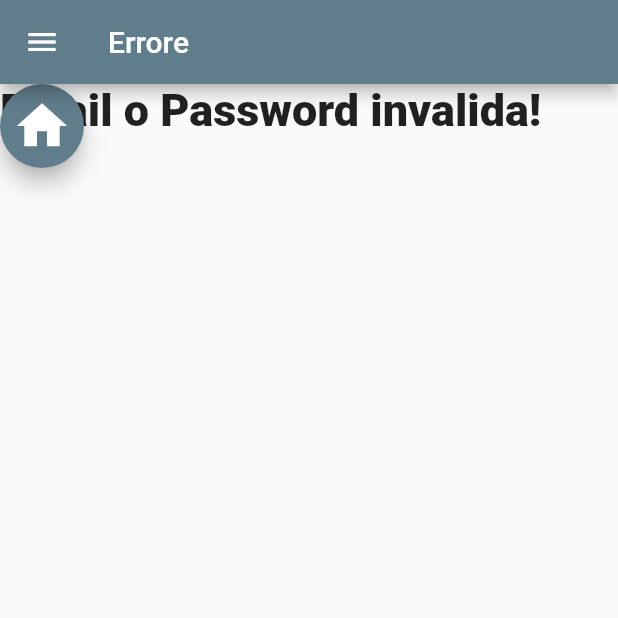
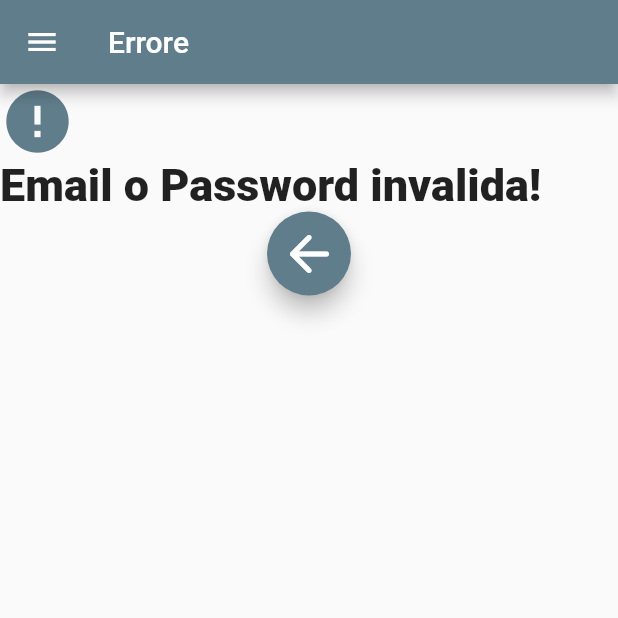
Before and after one commit to Progxy/fdmApp, a Flutter app: the ErrorPage screen opened directly, on a phone screen of 412 x 824 dp, the top half of it. Run offline on Flutter 3.47's test engine with Material 2 defaults, Android fonts, the phone set to English and light mode, and no system bars; our stand-ins replace bordered_text, carousel_slider, cloud_firestore, datetime_picker_formfield, firebase_auth, firebase_core and 5 more; missing offline and left inert: mailer2; accounts and stored records are empty.

Commit message:
fixing errorpage ui

```diff
--- a/lib/screens/login/errorpage.dart
+++ b/lib/screens/login/errorpage.dart
@@ -13,7 +13,9 @@ class ErrorPage extends StatelessWidget {
         title: Text("Errore"),
       ),
       drawer: MainDrawer(),
-      body: Stack(
+      body: Column(
+        mainAxisAlignment: MainAxisAlignment.start,
+        crossAxisAlignment: CrossAxisAlignment.start,
         children: [
           Icon(
             Icons.error,
@@ -28,17 +30,19 @@ class ErrorPage extends StatelessWidget {
             ),
             textAlign: TextAlign.center,
           ),
-          FloatingActionButton(
+          Center(
+            child: FloatingActionButton(
               onPressed: () {
                 context.read<AuthenticationService>().signOut();
                 Navigator.push(
                     context, MaterialPageRoute(builder: (context) => Login()));
               },
               child: Icon(
-              Icons.home,
+                Icons.arrow_back_rounded,
                 size: 40.0,
               ),
               backgroundColor: Colors.blueGrey,
+            ),
           ),
         ],
       ),
```
Lines whose indentation alone changed are shown as unchanged.
